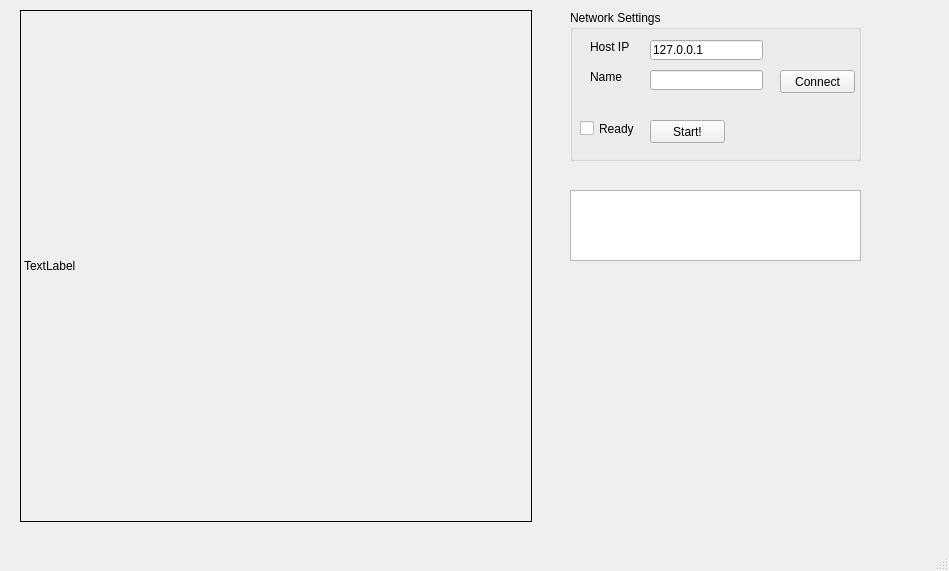
This is design.ui in ErikBsly/Sneeek as Qt 5 draws it before an edit. The edited form follows.
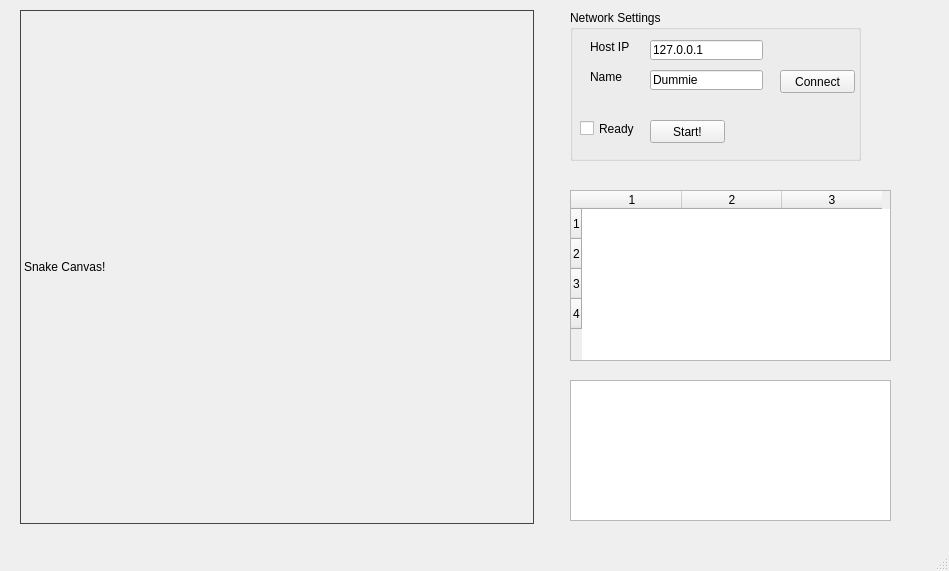
This is the edited form.

The edit to the form file:
```diff
--- a/design.ui
+++ b/design.ui
@@ -113,6 +113,9 @@
        <height>20</height>
       </rect>
      </property>
+     <property name="text">
+      <string>Dummie</string>
+     </property>
     </widget>
    </widget>
    <widget class="QTableWidget" name="tableWidget_Dashboard">
@@ -120,25 +123,51 @@
      <rect>
       <x>570</x>
       <y>190</y>
-      <width>291</width>
-      <height>71</height>
+      <width>321</width>
+      <height>171</height>
      </rect>
     </property>
+    <property name="showGrid">
+     <bool>false</bool>
+    </property>
+    <property name="rowCount">
+     <number>4</number>
+    </property>
+    <property name="columnCount">
+     <number>3</number>
+    </property>
+    <row/>
+    <row/>
+    <row/>
+    <row/>
+    <column/>
+    <column/>
+    <column/>
    </widget>
    <widget class="QLabel" name="label_DisplayImage">
     <property name="geometry">
      <rect>
       <x>20</x>
       <y>10</y>
-      <width>512</width>
-      <height>512</height>
+      <width>514</width>
+      <height>514</height>
      </rect>
     </property>
     <property name="styleSheet">
-     <string notr="true">border: 1px solid black;</string>
+     <string notr="true">border: 1px solid #444;</string>
     </property>
     <property name="text">
-     <string>TextLabel</string>
+     <string>Snake Canvas!</string>
+    </property>
+   </widget>
+   <widget class="QTextBrowser" name="textBrowserChat">
+    <property name="geometry">
+     <rect>
+      <x>570</x>
+      <y>380</y>
+      <width>321</width>
+      <height>141</height>
+     </rect>
     </property>
    </widget>
   </widget>
```
Left out of the diff: 6 changed lines with no effect on the pictures.
